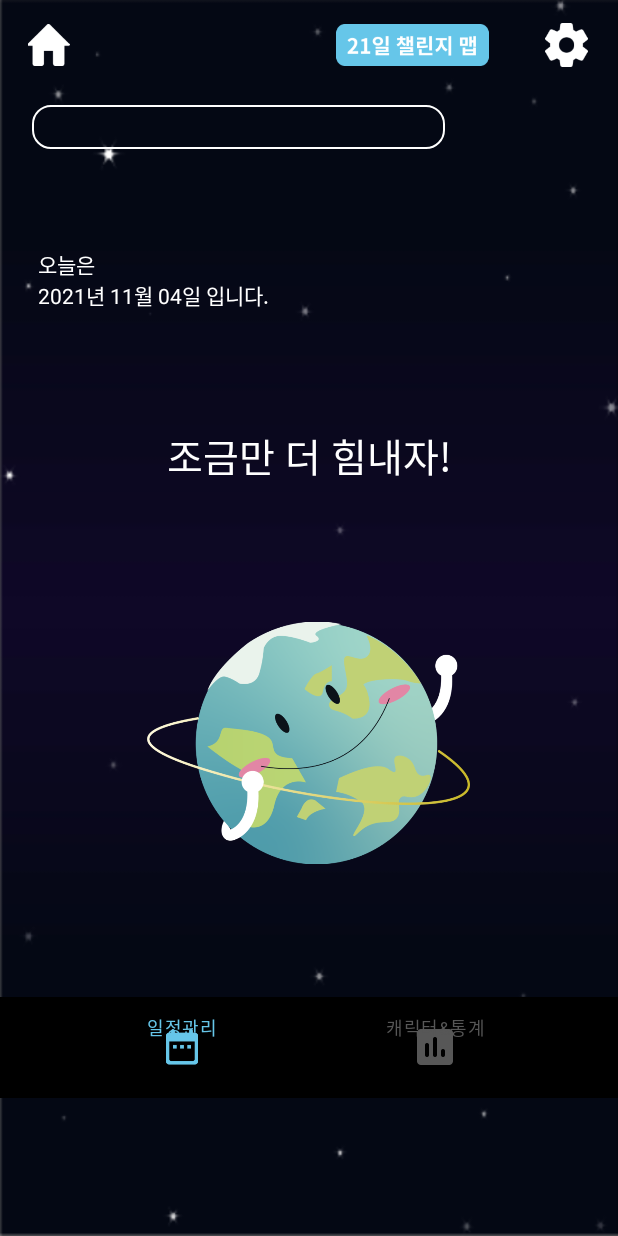
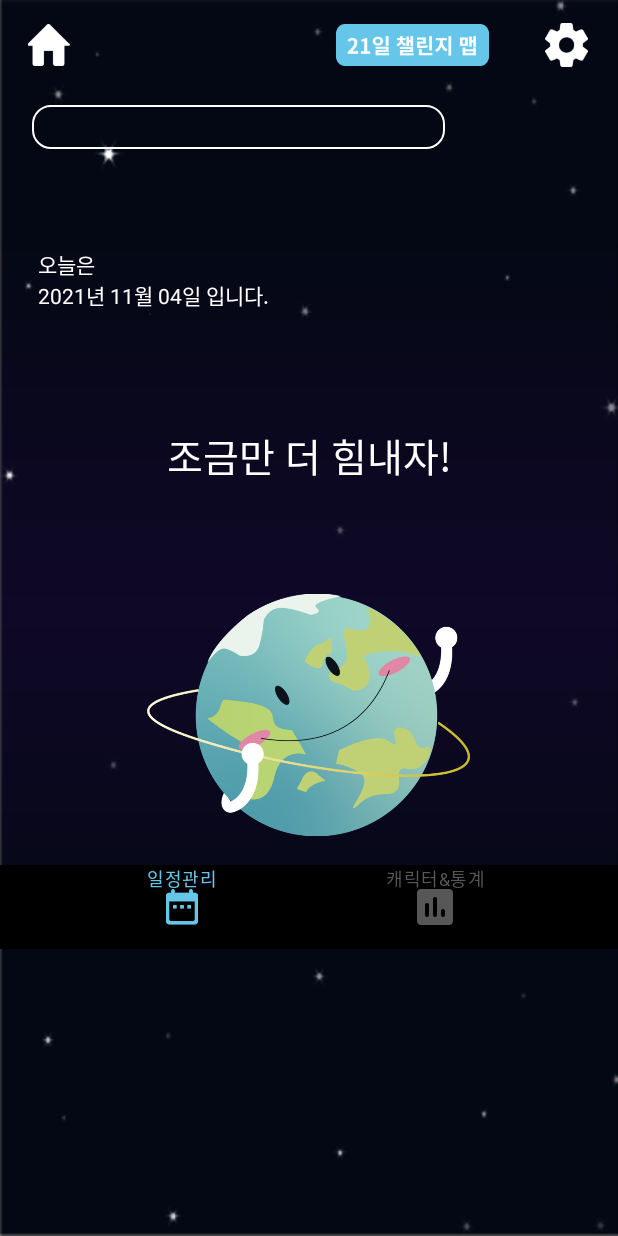
Before and after one commit to bee-p/Plan-et, an Android app: the Character screen opened directly, with no data from a screen before it, on a phone screen of 412 x 824 dp. Run offline under Robolectric (Android 15) with nearby library versions, the phone set to English and light mode, and no system bars.

Commit message:
Refactor: 레벨업, bottom navigation 수정
레벨업
- 경험치 바의 레벨업이 max 값에 따라 이루어지도록 수정함
  (기존에는 판정값을 직접적으로 주었으나,
   이번 수정을 통해 좀 더 유연하게 작동할 수 있도록 함)

bottom navigation
- 실제 화면에 맞추어 네비게이션이 하단에 배치되도록 함

```diff
--- a/app/src/main/java/com/example/plan_et/Character.java
+++ b/app/src/main/java/com/example/plan_et/Character.java
@@ -91,8 +91,8 @@ public class Character extends AppCompatActivity {
         intentGet = getIntent();
         expBar.incrementProgressBy(intentGet.getIntExtra("exp", 0));
 
-        // 현재 경험치가 100 이상이라면
-        if(expBar.getProgress() >= 100)
+        // 현재 경험치가 최댓값 이상이라면
+        if(expBar.getProgress() >= expBar.getMax())
         {
             // 다음 단계의 캐릭터 이미지로 변경
             charImage.setImageResource(imageList[++imageIndex]);
--- a/app/src/main/res/layout/activity_character.xml
+++ b/app/src/main/res/layout/activity_character.xml
@@ -71,8 +71,8 @@
             android:layout_marginRight="115dp"
             android:paddingVertical="10dp"
             android:indeterminate="false"
-            android:max="100"
-            android:progress="90"
+            android:max="50"
+            android:progress="30"
             android:progressDrawable="@drawable/progressbar_design" />
 
         <Space
@@ -143,7 +143,7 @@
 
         <Space
             android:layout_width="match_parent"
-            android:layout_height="64dp" />
+            android:layout_height="45dp" />
 
         <ImageView
             android:id="@+id/mainCharacter"
@@ -152,14 +152,13 @@
             android:layout_gravity="center"
             android:src="@drawable/earth" />
 
-        <Space
-            android:layout_width="match_parent"
-            android:layout_height="69dp" />
-
         <com.google.android.material.bottomnavigation.BottomNavigationView
             android:layout_width="match_parent"
-            android:layout_height="67dp"
+            android:layout_height="wrap_content"
             android:theme="@style/Widget.BottomNavigationView"
+            app:layout_constraintBottom_toBottomOf="parent"
+            app:layout_constraintLeft_toLeftOf="parent"
+            app:layout_constraintRight_toLeftOf="parent"
             app:backgroundTint="@color/black"
             app:itemIconTint="@drawable/menu_selector_color"
             app:itemTextColor="@drawable/menu_selector_color"
```
